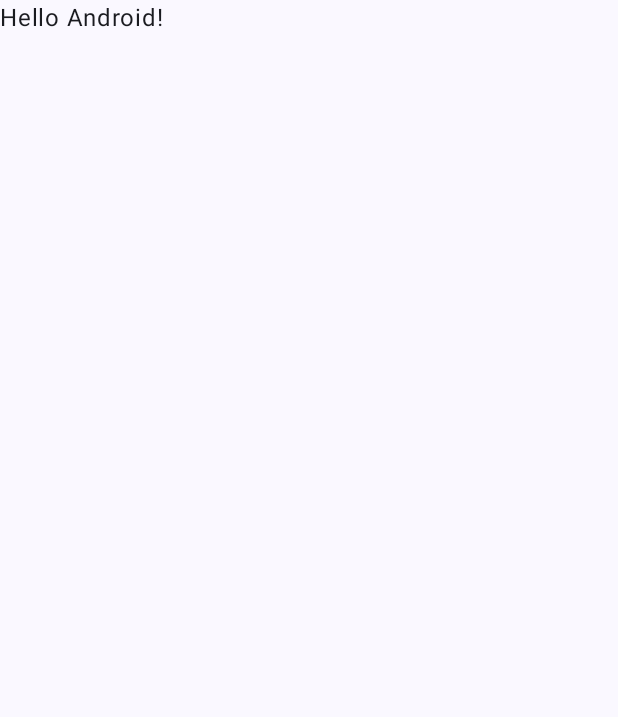
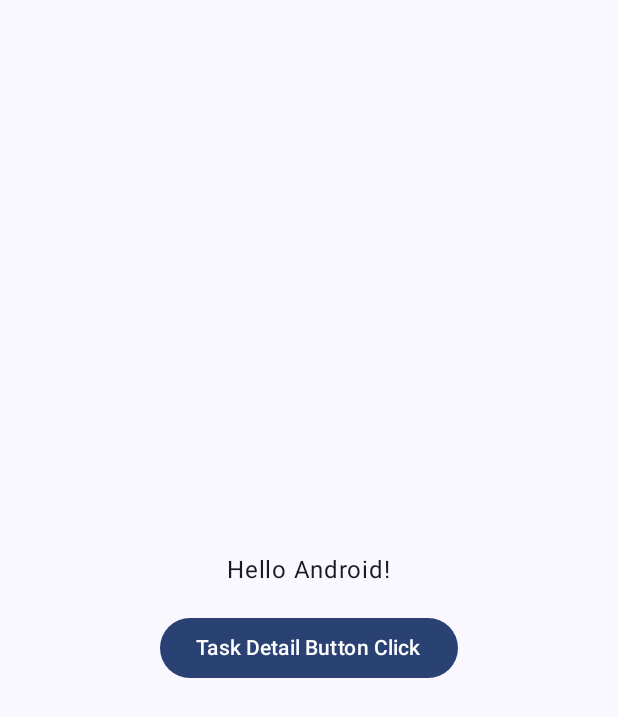
Before and after one commit to kchauhan5497/EmployeeTaskManager-Kotlin, an Android app built with Jetpack Compose: the screen it shows after launch (MainActivity), on a phone screen of 412 x 824 dp. Before the commit the part shown is almost empty. Shown: the top 717 px of the screen. Run offline under Robolectric (Android 15) with nearby library versions, the phone set to English and light mode, and no system bars.

Commit message:
Add Day 2 code walkthrough and button implementation

```diff
--- a/app/src/main/java/com/example/employeetaskmanager/MainActivity.kt
+++ b/app/src/main/java/com/example/employeetaskmanager/MainActivity.kt
@@ -1,21 +1,32 @@
 package com.example.employeetaskmanager
 
+import android.content.Context
 import android.os.Bundle
+import android.widget.Toast
 import androidx.activity.ComponentActivity
 import androidx.activity.compose.setContent
 import androidx.activity.enableEdgeToEdge
+import androidx.compose.foundation.layout.Arrangement
+import androidx.compose.foundation.layout.Column
+import androidx.compose.foundation.layout.Spacer
 import androidx.compose.foundation.layout.fillMaxSize
+import androidx.compose.foundation.layout.height
 import androidx.compose.foundation.layout.padding
+import androidx.compose.material3.Button
 import androidx.compose.material3.Scaffold
 import androidx.compose.material3.Text
 import androidx.compose.runtime.Composable
+import androidx.compose.ui.Alignment
 import androidx.compose.ui.Modifier
+import androidx.compose.ui.platform.LocalContext
 import androidx.compose.ui.tooling.preview.Preview
+import androidx.compose.ui.unit.dp
 import com.example.employeetaskmanager.ui.theme.EmployeeTaskManagerTheme
 
 class MainActivity : ComponentActivity() {
     override fun onCreate(savedInstanceState: Bundle?) {
         super.onCreate(savedInstanceState)
+        android.util.Log.d("EmployeeApp", "MainActivity started")
         enableEdgeToEdge()
         setContent {
             EmployeeTaskManagerTheme {
@@ -28,14 +39,57 @@ class MainActivity : ComponentActivity() {
             }
         }
     }
+
+    override fun onStart() {
+        super.onStart()
+        android.util.Log.d("EmployeeApp", "Activity Started")
+    }
+
+    override fun onResume() {
+        super.onResume()
+        android.util.Log.d("EmployeeApp", "Activity Resumed")
+    }
+
+    override fun onPause() {
+        super.onPause()
+        android.util.Log.d("EmployeeApp", "Activity Paused")
+    }
+
+    override fun onStop() {
+        super.onStop()
+        android.util.Log.d("EmployeeApp", "Activity Stopped")
+    }
 }
 
 @Composable
 fun Greeting(name: String, modifier: Modifier = Modifier) {
-    Text(
-        text = "Hello $name!",
-        modifier = modifier
-    )
+    val context = LocalContext.current
+    Column(
+        modifier = modifier.fillMaxSize(),
+        verticalArrangement = Arrangement.Center,
+        horizontalAlignment = Alignment.CenterHorizontally
+    ) {
+        Text(text = "Hello $name!")
+        Spacer(modifier = Modifier.height(16.dp))
+        Button(
+            onClick = {
+                android.util.Log.d("EmployeeApp", "Button onClick triggered")
+                onTaskDetailButtonClicked(context)
+            }
+        ) {
+            Text(text = "Task Detail Button Click")
+        }
+    }
+}
+
+fun onTaskDetailButtonClicked(context: Context) {
+    android.util.Log.d("EmployeeApp", "onTaskDetailButtonClicked called")
+    showTaskDetailToast(context)
+}
+
+fun showTaskDetailToast(context: Context) {
+    android.util.Log.d("EmployeeApp", "showTaskDetailToast called - displaying Toast")
+    Toast.makeText(context, "Button is clicked!", Toast.LENGTH_SHORT).show()
 }
 
 @Preview(showBackground = true)
```
Also changed, not shown: 1 other file.
